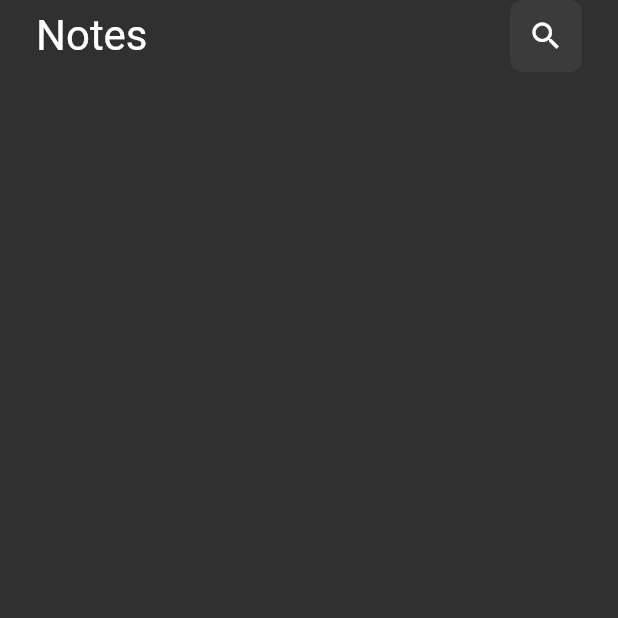
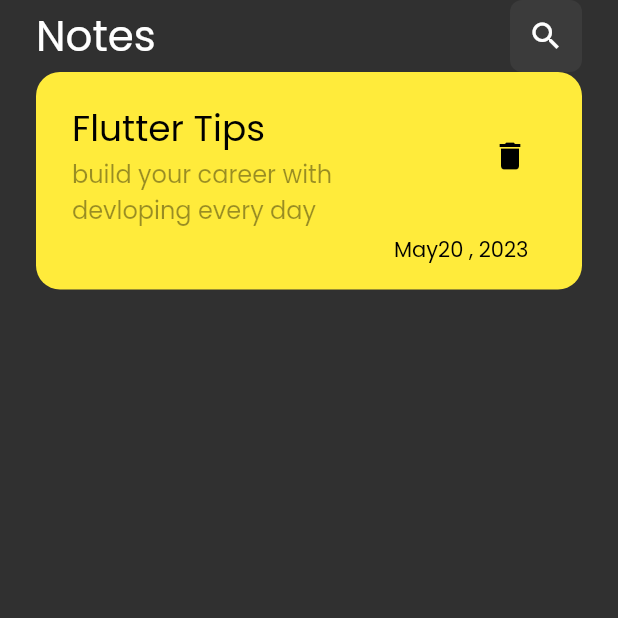
Before and after one commit to YoussefLachgar/notes_app, a Flutter app: the screen it shows after launch, on a phone screen of 412 x 824 dp, the top half of it. Run offline on Flutter 3.47's test engine with Material 2 defaults, Android fonts, the phone set to English and light mode, and no system bars.

Commit message:
5: i create a Custom Note Item

```diff
--- a/lib/main.dart
+++ b/lib/main.dart
@@ -12,7 +12,7 @@ class NotesApp extends StatelessWidget {
   Widget build(BuildContext context) {
     return MaterialApp(
       debugShowCheckedModeBanner: false,
-      theme: ThemeData(brightness: Brightness.dark),
+      theme: ThemeData(brightness: Brightness.dark, fontFamily: 'Poppins'),
       home: const NotesView(),
     );
   }
--- /dev/null
+++ b/lib/views/widgets/custom_note_item.view.dart
@@ -0,0 +1,50 @@
+import 'package:flutter/material.dart';
+
+class NoteItem extends StatelessWidget {
+  const NoteItem({super.key});
+
+  @override
+  Widget build(BuildContext context) {
+    return Container(
+      padding: EdgeInsets.symmetric(horizontal: 8.0, vertical: 16),
+      decoration: BoxDecoration(
+        color: Colors.yellow,
+        borderRadius: BorderRadius.circular(16),
+      ),
+      child: Column(
+        crossAxisAlignment: CrossAxisAlignment.end,
+        children: [
+          ListTile(
+            title: Text(
+              'Flutter Tips',
+              style: TextStyle(
+                fontSize: 24,
+                color: Colors.black,
+              ),
+            ),
+            subtitle: Text(
+              'build your career with devloping every day',
+              style: TextStyle(
+                fontSize: 16,
+                color: Colors.black.withOpacity(0.4),
+              ),
+            ),
+            trailing: IconButton(
+              onPressed: () {},
+              icon: Icon(Icons.delete, color: Colors.black),
+            ),
+          ),
+          Padding(
+            padding: const EdgeInsets.symmetric(horizontal: 24.0),
+            child: Text(
+              'May20 , 2023 ',
+              style: TextStyle(
+                color: Colors.black,
+              ),
+            ),
+          ),
+        ],
+      ),
+    );
+  }
+}
--- a/lib/views/widgets/notes_body.view.dart
+++ b/lib/views/widgets/notes_body.view.dart
@@ -1,5 +1,6 @@
 import 'package:flutter/material.dart';
 import 'package:notes_hive_app/views/widgets/custom_app_bar.view.dart';
+import 'package:notes_hive_app/views/widgets/custom_note_item.view.dart';
 
 class NotesViewBody extends StatelessWidget {
   const NotesViewBody({super.key});
@@ -12,6 +13,7 @@ class NotesViewBody extends StatelessWidget {
         child: Column(
           children: [
             CustomAppBar(),
+            NoteItem(),
           ],
         ),
       ),
```
Also changed, not shown: pubspec.yaml (+11 -11 lines), assets/fonts/Poppins-Regular.ttf (added).
